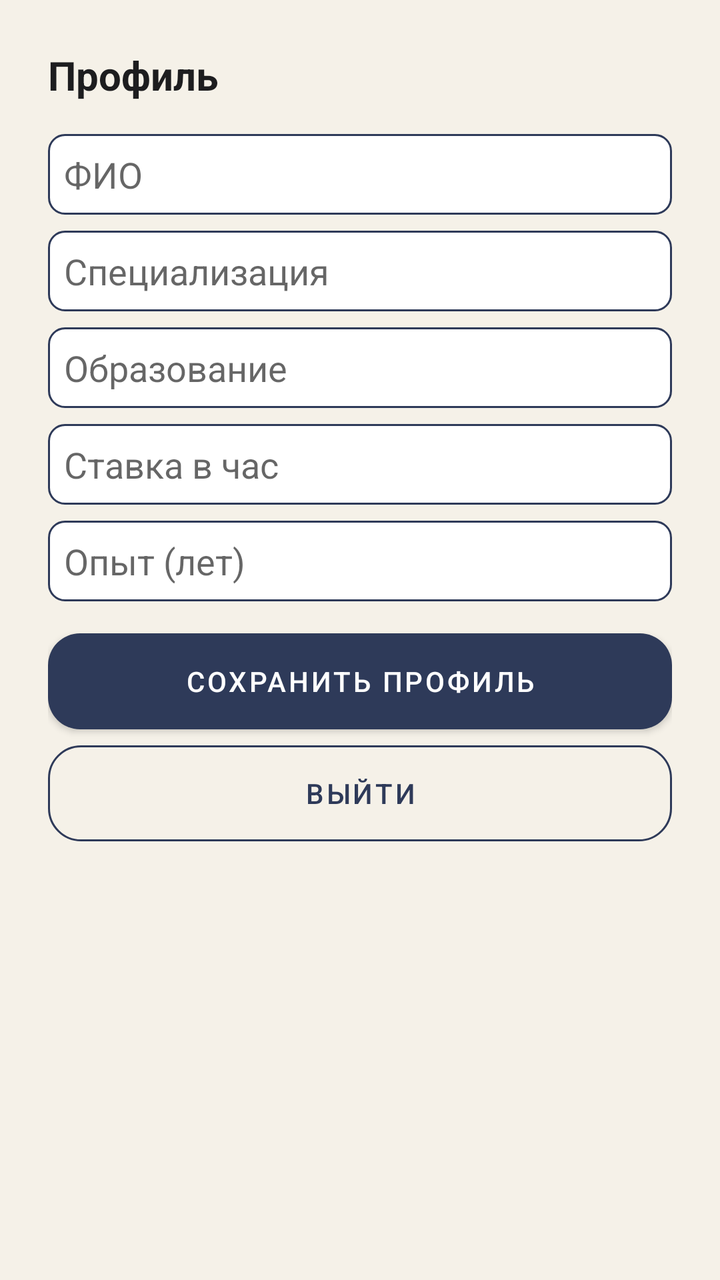
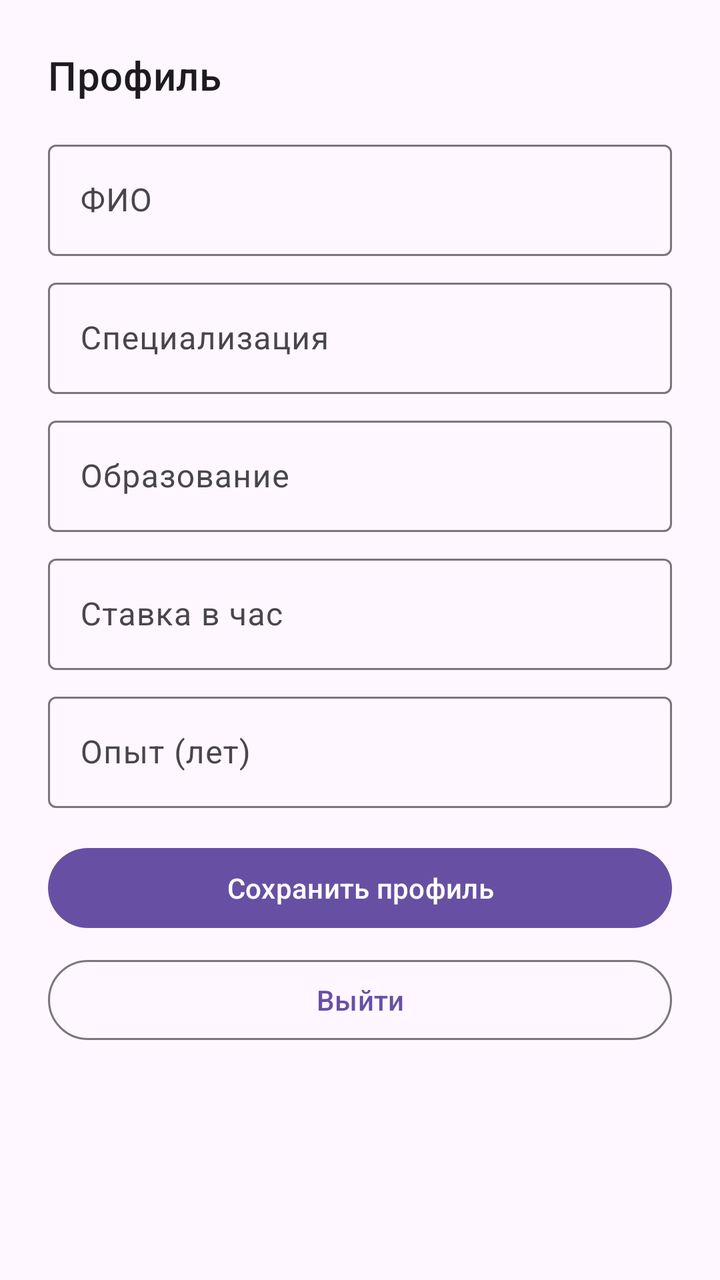

Screens rendered from an Android XML layout before and after an edit, with the pre-edit source and the edit as a unified diff.
<!-- AndroidManifest.xml: application theme Theme.TutorPlatform -->
<!-- res/layout/fragment_tutor_profile.xml -->
<?xml version="1.0" encoding="utf-8"?>
<ScrollView
    xmlns:android="http://schemas.android.com/apk/res/android"
    android:layout_width="match_parent"
    android:layout_height="match_parent"
    android:background="@color/brand_light">

    <LinearLayout
        android:layout_width="match_parent"
        android:layout_height="wrap_content"
        android:orientation="vertical"
        android:padding="@dimen/spacing_lg">

        <TextView
            android:layout_width="match_parent"
            android:layout_height="wrap_content"
            android:text="Профиль"
            android:textSize="20sp"
            android:textStyle="bold"
            android:textColor="@color/text_primary" />

        <EditText
            android:id="@+id/tutor_profile_name"
            android:layout_width="match_parent"
            android:layout_height="wrap_content"
            android:layout_marginTop="@dimen/spacing_md"
            android:background="@drawable/bg_input"
            android:hint="ФИО"
            android:padding="@dimen/spacing_sm" />

        <EditText
            android:id="@+id/tutor_profile_subject"
            android:layout_width="match_parent"
            android:layout_height="wrap_content"
            android:layout_marginTop="@dimen/spacing_sm"
            android:background="@drawable/bg_input"
            android:hint="Специализация"
            android:padding="@dimen/spacing_sm" />

        <EditText
            android:id="@+id/tutor_profile_education"
            android:layout_width="match_parent"
            android:layout_height="wrap_content"
            android:layout_marginTop="@dimen/spacing_sm"
            android:background="@drawable/bg_input"
            android:hint="Образование"
            android:padding="@dimen/spacing_sm" />

        <EditText
            android:id="@+id/tutor_profile_rate"
            android:layout_width="match_parent"
            android:layout_height="wrap_content"
            android:layout_marginTop="@dimen/spacing_sm"
            android:background="@drawable/bg_input"
            android:hint="Ставка в час"
            android:inputType="number"
            android:padding="@dimen/spacing_sm" />

        <EditText
            android:id="@+id/tutor_profile_experience"
            android:layout_width="match_parent"
            android:layout_height="wrap_content"
            android:layout_marginTop="@dimen/spacing_sm"
            android:background="@drawable/bg_input"
            android:hint="Опыт (лет)"
            android:inputType="number"
            android:padding="@dimen/spacing_sm" />

        <Button
            android:id="@+id/tutor_profile_save"
            android:layout_width="match_parent"
            android:layout_height="wrap_content"
            android:layout_marginTop="@dimen/spacing_md"
            android:background="@drawable/bg_button_primary"
            android:text="Сохранить профиль"
            android:textColor="@color/white" />

        <Button
            android:id="@+id/tutor_profile_logout"
            android:layout_width="match_parent"
            android:layout_height="wrap_content"
            android:layout_marginTop="@dimen/spacing_sm"
            android:background="@drawable/bg_button_outline"
            android:text="Выйти"
            android:textColor="@color/brand_primary" />

        <ProgressBar
            android:id="@+id/tutor_profile_progress"
            android:layout_width="wrap_content"
            android:layout_height="wrap_content"
            android:layout_gravity="center_horizontal"
            android:layout_marginTop="@dimen/spacing_md"
            android:visibility="gone" />

    </LinearLayout>
</ScrollView>
<!-- resources referenced by this layout -->
<resources>
  <color name="brand_light">#F5F1E8</color>
  <color name="brand_primary">#2E3A59</color>
  <color name="text_primary">#1D1D1F</color>
  <color name="white">#FFFFFF</color>
  <dimen name="spacing_lg">24dp</dimen>
  <dimen name="spacing_md">16dp</dimen>
  <dimen name="spacing_sm">8dp</dimen>
  <!-- drawable bg_button_outline (drawable) -->
  <shape xmlns:android="http://schemas.android.com/apk/res/android">
      <solid android:color="@android:color/transparent" />
      <stroke android:width="1dp" android:color="@color/brand_primary" />
      <corners android:radius="@dimen/corner_md" />
  </shape>
  <!-- drawable bg_button_primary (drawable) -->
  <shape xmlns:android="http://schemas.android.com/apk/res/android">
      <solid android:color="@color/brand_primary" />
      <corners android:radius="@dimen/corner_md" />
  </shape>
  <!-- drawable bg_input (drawable) -->
  <shape xmlns:android="http://schemas.android.com/apk/res/android">
      <solid android:color="@color/surface" />
      <stroke android:width="1dp" android:color="@color/brand_primary" />
      <corners android:radius="@dimen/corner_sm" />
  </shape>
  <style name="Theme.TutorPlatform" parent="Theme.MaterialComponents.Light.NoActionBar">
          <item name="colorPrimary">@color/brand_primary</item>
          <item name="colorPrimaryVariant">@color/brand_dark</item>
          <item name="colorOnPrimary">@color/white</item>
          <item name="colorSecondary">@color/brand_secondary</item>
          <item name="colorSecondaryVariant">@color/brand_tertiary</item>
          <item name="colorOnSecondary">@color/brand_dark</item>
          <item name="android:statusBarColor">@color/brand_dark</item>
          <item name="android:windowBackground">@color/brand_light</item>
          <item name="android:colorAccent">@color/accent</item>
      </style>
  <dimen name="corner_md">16dp</dimen>
  <color name="surface">#FFFFFF</color>
  <dimen name="corner_sm">8dp</dimen>
  <color name="brand_dark">#1F2433</color>
  <color name="brand_secondary">#E9B44C</color>
  <color name="brand_tertiary">#D6605A</color>
  <color name="accent">#3C6E71</color>
</resources>

<!-- the commit's change to res/layout/fragment_tutor_profile.xml (unified diff, before → after) -->
@@ -1,9 +1,10 @@
 <?xml version="1.0" encoding="utf-8"?>
 <ScrollView
     xmlns:android="http://schemas.android.com/apk/res/android"
+    xmlns:app="http://schemas.android.com/apk/res-auto"
     android:layout_width="match_parent"
     android:layout_height="match_parent"
-    android:background="@color/brand_light">
+    android:fitsSystemWindows="true">
 
     <LinearLayout
         android:layout_width="match_parent"
@@ -11,78 +12,95 @@
         android:orientation="vertical"
         android:padding="@dimen/spacing_lg">
 
-        <TextView
+        <com.google.android.material.textview.MaterialTextView
             android:layout_width="match_parent"
             android:layout_height="wrap_content"
             android:text="Профиль"
+            android:textColor="?attr/colorOnSurface"
             android:textSize="20sp"
-            android:textStyle="bold"
-            android:textColor="@color/text_primary" />
+            android:textAppearance="?attr/textAppearanceTitleMedium" />
 
-        <EditText
-            android:id="@+id/tutor_profile_name"
+        <com.google.android.material.textfield.TextInputLayout
             android:layout_width="match_parent"
             android:layout_height="wrap_content"
             android:layout_marginTop="@dimen/spacing_md"
-            android:background="@drawable/bg_input"
             android:hint="ФИО"
-            android:padding="@dimen/spacing_sm" />
+            app:boxBackgroundMode="outline">
 
-        <EditText
-            android:id="@+id/tutor_profile_subject"
+            <com.google.android.material.textfield.TextInputEditText
+                android:id="@+id/tutor_profile_name"
+                android:layout_width="match_parent"
+                android:layout_height="wrap_content" />
+        </com.google.android.material.textfield.TextInputLayout>
+
+        <com.google.android.material.textfield.TextInputLayout
             android:layout_width="match_parent"
             android:layout_height="wrap_content"
             android:layout_marginTop="@dimen/spacing_sm"
-            android:background="@drawable/bg_input"
             android:hint="Специализация"
-            android:padding="@dimen/spacing_sm" />
+            app:boxBackgroundMode="outline">
 
-        <EditText
-            android:id="@+id/tutor_profile_education"
+            <com.google.android.material.textfield.TextInputEditText
+                android:id="@+id/tutor_profile_subject"
+                android:layout_width="match_parent"
+                android:layout_height="wrap_content" />
+        </com.google.android.material.textfield.TextInputLayout>
+
+        <com.google.android.material.textfield.TextInputLayout
             android:layout_width="match_parent"
             android:layout_height="wrap_content"
             android:layout_marginTop="@dimen/spacing_sm"
-            android:background="@drawable/bg_input"
             android:hint="Образование"
-            android:padding="@dimen/spacing_sm" />
+            app:boxBackgroundMode="outline">
 
-        <EditText
-            android:id="@+id/tutor_profile_rate"
+            <com.google.android.material.textfield.TextInputEditText
+                android:id="@+id/tutor_profile_education"
+                android:layout_width="match_parent"
+                android:layout_height="wrap_content" />
+        </com.google.android.material.textfield.TextInputLayout>
+
+        <com.google.android.material.textfield.TextInputLayout
             android:layout_width="match_parent"
             android:layout_height="wrap_content"
             android:layout_marginTop="@dimen/spacing_sm"
-            android:background="@drawable/bg_input"
             android:hint="Ставка в час"
-            android:inputType="number"
-            android:padding="@dimen/spacing_sm" />
+            app:boxBackgroundMode="outline">
 
-        <EditText
-            android:id="@+id/tutor_profile_experience"
+            <com.google.android.material.textfield.TextInputEditText
+                android:id="@+id/tutor_profile_rate"
+                android:layout_width="match_parent"
+                android:layout_height="wrap_content"
+                android:inputType="number" />
+        </com.google.android.material.textfield.TextInputLayout>
+
+        <com.google.android.material.textfield.TextInputLayout
             android:layout_width="match_parent"
             android:layout_height="wrap_content"
             android:layout_marginTop="@dimen/spacing_sm"
-            android:background="@drawable/bg_input"
             android:hint="Опыт (лет)"
-            android:inputType="number"
-            android:padding="@dimen/spacing_sm" />
+            app:boxBackgroundMode="outline">
 
-        <Button
+            <com.google.android.material.textfield.TextInputEditText
+                android:id="@+id/tutor_profile_experience"
+                android:layout_width="match_parent"
+                android:layout_height="wrap_content"
+                android:inputType="number" />
+        </com.google.android.material.textfield.TextInputLayout>
+
+        <com.google.android.material.button.MaterialButton
             android:id="@+id/tutor_profile_save"
             android:layout_width="match_parent"
             android:layout_height="wrap_content"
             android:layout_marginTop="@dimen/spacing_md"
-            android:background="@drawable/bg_button_primary"
-            android:text="Сохранить профиль"
-            android:textColor="@color/white" />
+            android:text="Сохранить профиль" />
 
-        <Button
+        <com.google.android.material.button.MaterialButton
             android:id="@+id/tutor_profile_logout"
             android:layout_width="match_parent"
             android:layout_height="wrap_content"
             android:layout_marginTop="@dimen/spacing_sm"
-            android:background="@drawable/bg_button_outline"
             android:text="Выйти"
-            android:textColor="@color/brand_primary" />
+            style="?attr/materialButtonOutlinedStyle" />
 
         <ProgressBar
             android:id="@+id/tutor_profile_progress"
<!-- resource entries referenced after the edit -->
@@ -1,46 +1,13 @@
 <!-- resources referenced by this layout -->
 <resources>
-  <color name="brand_light">#F5F1E8</color>
-  <color name="brand_primary">#2E3A59</color>
-  <color name="text_primary">#1D1D1F</color>
-  <color name="white">#FFFFFF</color>
   <dimen name="spacing_lg">24dp</dimen>
   <dimen name="spacing_md">16dp</dimen>
   <dimen name="spacing_sm">8dp</dimen>
-  <!-- drawable bg_button_outline (drawable) -->
-  <shape xmlns:android="http://schemas.android.com/apk/res/android">
-      <solid android:color="@android:color/transparent" />
-      <stroke android:width="1dp" android:color="@color/brand_primary" />
-      <corners android:radius="@dimen/corner_md" />
-  </shape>
-  <!-- drawable bg_button_primary (drawable) -->
-  <shape xmlns:android="http://schemas.android.com/apk/res/android">
-      <solid android:color="@color/brand_primary" />
-      <corners android:radius="@dimen/corner_md" />
-  </shape>
-  <!-- drawable bg_input (drawable) -->
-  <shape xmlns:android="http://schemas.android.com/apk/res/android">
-      <solid android:color="@color/surface" />
-      <stroke android:width="1dp" android:color="@color/brand_primary" />
-      <corners android:radius="@dimen/corner_sm" />
-  </shape>
-  <style name="Theme.TutorPlatform" parent="Theme.MaterialComponents.Light.NoActionBar">
-          <item name="colorPrimary">@color/brand_primary</item>
-          <item name="colorPrimaryVariant">@color/brand_dark</item>
-          <item name="colorOnPrimary">@color/white</item>
-          <item name="colorSecondary">@color/brand_secondary</item>
-          <item name="colorSecondaryVariant">@color/brand_tertiary</item>
-          <item name="colorOnSecondary">@color/brand_dark</item>
-          <item name="android:statusBarColor">@color/brand_dark</item>
-          <item name="android:windowBackground">@color/brand_light</item>
-          <item name="android:colorAccent">@color/accent</item>
+  <style name="Theme.TutorPlatform" parent="Theme.Material3.DayNight.NoActionBar">
+          <item name="chatMyBubbleColor">?attr/colorPrimaryContainer</item>
+          <item name="chatMyBubbleTextColor">?attr/colorOnPrimaryContainer</item>
+          <item name="chatOtherBubbleColor">?attr/colorSurfaceVariant</item>
+          <item name="chatOtherBubbleTextColor">?attr/colorOnSurfaceVariant</item>
       </style>
-  <dimen name="corner_md">16dp</dimen>
-  <color name="surface">#FFFFFF</color>
-  <dimen name="corner_sm">8dp</dimen>
-  <color name="brand_dark">#1F2433</color>
-  <color name="brand_secondary">#E9B44C</color>
-  <color name="brand_tertiary">#D6605A</color>
-  <color name="accent">#3C6E71</color>
 </resources>
 
